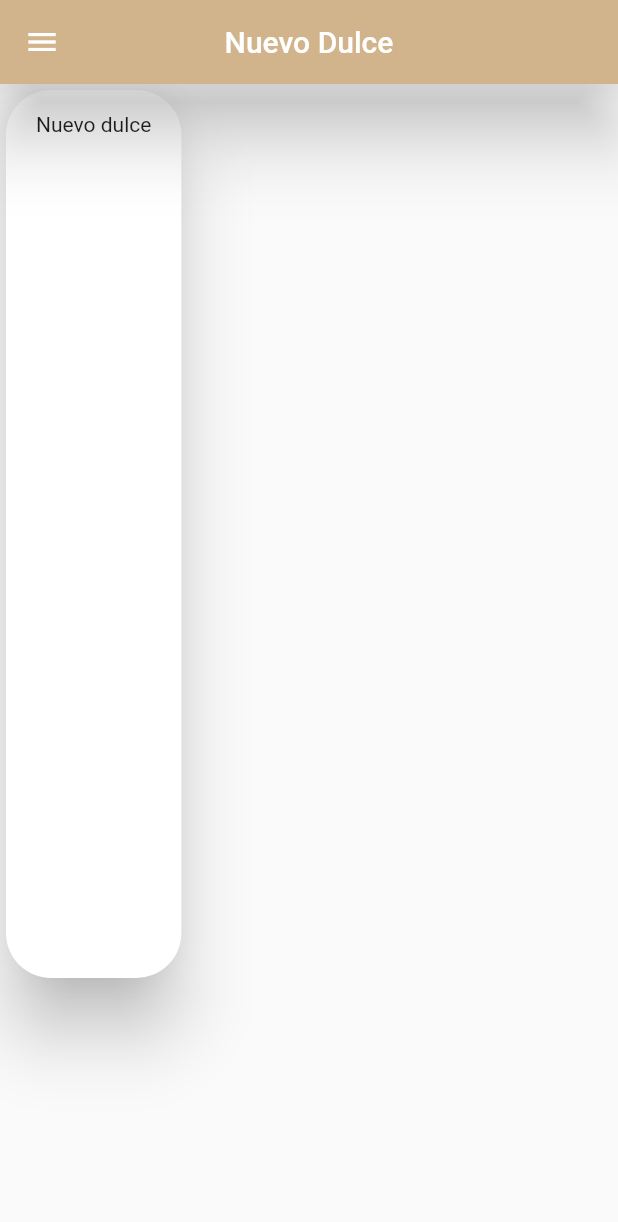
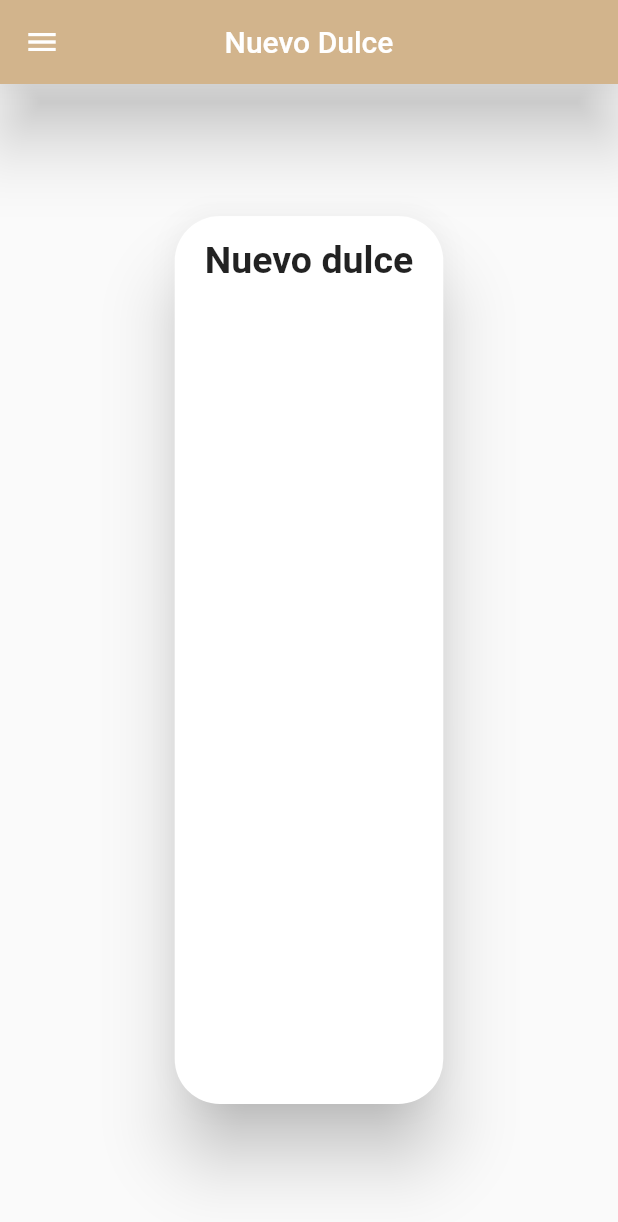
Before and after one commit to brianA1998/dulce_delivery, a Flutter app: the ProductNewScreen screen opened directly, on a phone screen of 412 x 824 dp. Shown: the top 1222 px of the screen. Run offline on Flutter 3.47's test engine with Material 2 defaults, Android fonts, the light colour scheme and no system bars; our stand-ins replace firebase_database, font_awesome_flutter; accounts and stored records are empty.

Commit message:
Añadiendo un poco de style a la card de nuevos dulces

```diff
--- a/lib/pages/product_new_screen.dart
+++ b/lib/pages/product_new_screen.dart
@@ -46,7 +46,8 @@ class _ProductNewScreenState extends State<ProductNewScreen> {
           title: Text('Nuevo Dulce'),
         ),
         drawer: SideBarWidget(),
-        body: Container(
+        body: Center(
+          child: Container(
             height: 600.0,
             child: Card(
               shape: RoundedRectangleBorder(
@@ -56,12 +57,22 @@ class _ProductNewScreenState extends State<ProductNewScreen> {
               child: Column(
                 children: [
                   Padding(
-                  padding: EdgeInsets.only(top: 15.0, left: 20.0, right: 20.0),
+                    padding:
+                        EdgeInsets.only(top: 15.0, left: 20.0, right: 20.0),
                     child: (widget.product.id != null)
-                      ? Text("Editar dulce")
-                      : Text("Nuevo dulce"),
+                        ? Text(
+                            "Editar dulce",
+                            style: TextStyle(
+                                fontSize: 25.0, fontWeight: FontWeight.bold),
+                          )
+                        : Text(
+                            "Nuevo dulce",
+                            style: TextStyle(
+                                fontSize: 25.0, fontWeight: FontWeight.bold),
+                          ),
                   )
                 ],
+              ),
             ),
           ),
         ),
```
Lines whose indentation alone changed are shown as unchanged.
